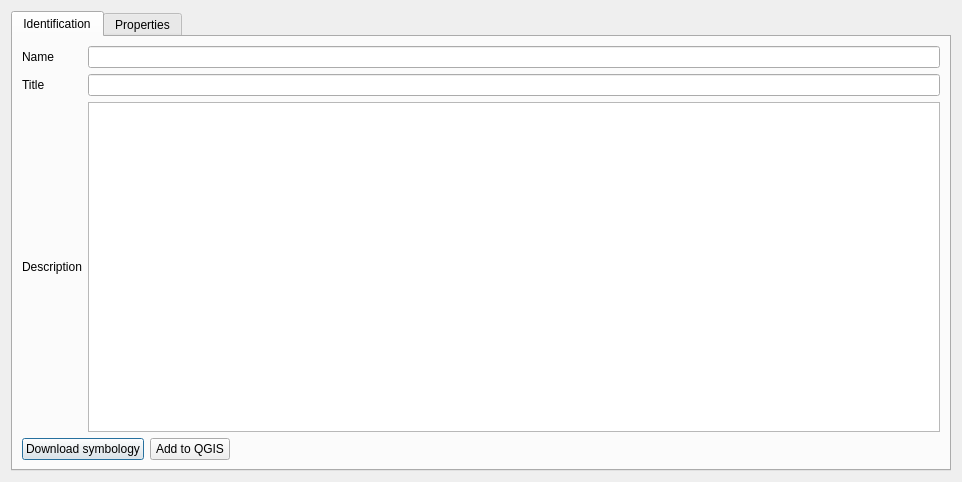
The window that src/qgis_templates_symbology/ui/symbology_dialog.ui (hotosm/qgis-templates-and-symbology-plugin) describes before a commit, drawn with Qt 5.
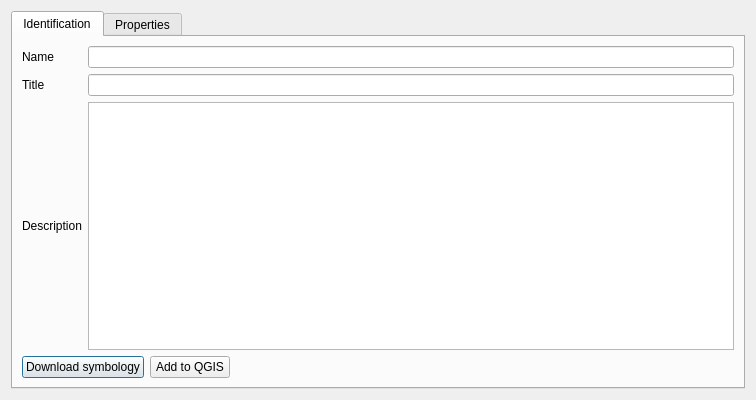
The same window after the commit.

Commit message: added feature to save fonts into QGIS

What changed in the file:
```diff
--- a/src/qgis_templates_symbology/ui/symbology_dialog.ui
+++ b/src/qgis_templates_symbology/ui/symbology_dialog.ui
@@ -6,8 +6,8 @@
    <rect>
     <x>0</x>
     <y>0</y>
-    <width>962</width>
-    <height>482</height>
+    <width>756</width>
+    <height>400</height>
    </rect>
   </property>
   <property name="windowTitle">
```
Left out of the diff: 4 changed lines with no effect on the pictures. The commit also changes 1 other file.
